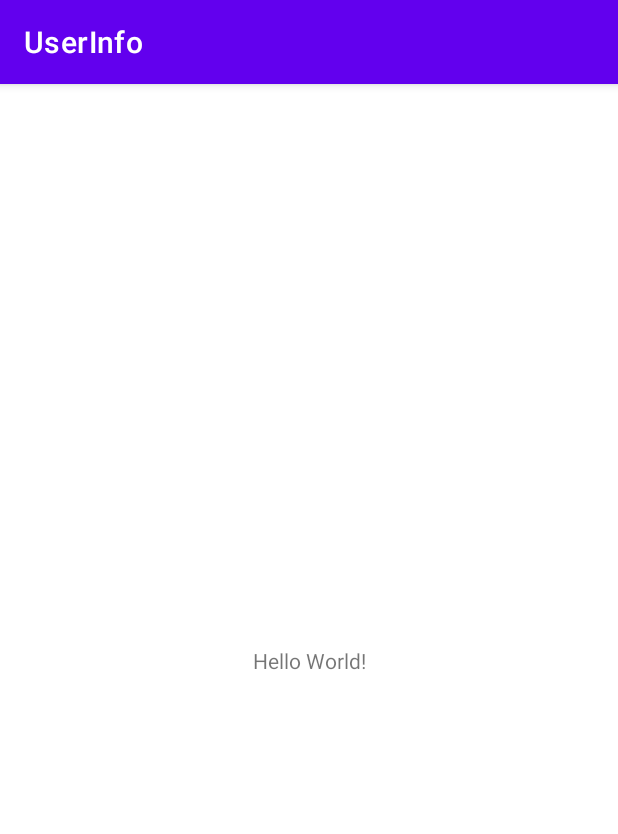
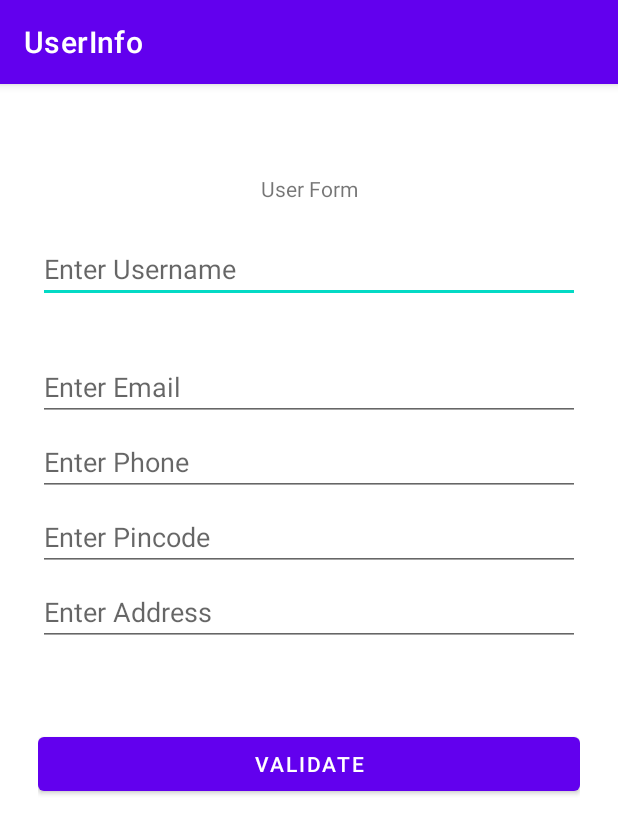
Before and after one commit to charan-ee/EE-App-UserInfo, an Android app: the screen it shows after launch (MainActivity), on a phone screen of 412 x 824 dp. Shown: the top 834 px of the screen. Run offline under Robolectric (Android 15) with nearby library versions, the phone set to English and light mode, and no system bars.

Commit message:
created a layout(skeleton) for user form

```diff
--- a/app/src/main/res/layout/activity_main.xml
+++ b/app/src/main/res/layout/activity_main.xml
@@ -4,15 +4,85 @@
     xmlns:tools="http://schemas.android.com/tools"
     android:layout_width="match_parent"
     android:layout_height="match_parent"
+    android:paddingLeft="25dp"
+    android:paddingRight="25dp"
     tools:context=".MainActivity">
 
     <TextView
+        android:id="@+id/textView"
         android:layout_width="wrap_content"
         android:layout_height="wrap_content"
-        android:text="Hello World!"
-        app:layout_constraintBottom_toBottomOf="parent"
+        android:layout_marginTop="60dp"
+        android:text="@string/tv_userform"
+        app:layout_constraintEnd_toEndOf="parent"
         app:layout_constraintLeft_toLeftOf="parent"
         app:layout_constraintRight_toRightOf="parent"
+        app:layout_constraintStart_toStartOf="parent"
         app:layout_constraintTop_toTopOf="parent" />
 
+    <EditText
+        android:id="@+id/editTextViewUserName"
+        android:layout_width="match_parent"
+        android:layout_height="wrap_content"
+        android:layout_marginTop="21dp"
+        android:hint="@string/username_hint"
+        android:inputType="text"
+        app:layout_constraintEnd_toEndOf="parent"
+        app:layout_constraintStart_toStartOf="parent"
+        app:layout_constraintTop_toBottomOf="@+id/textView" />
+
+    <EditText
+        android:id="@+id/editTextViewEmail"
+        android:layout_width="match_parent"
+        android:layout_height="wrap_content"
+        android:layout_marginTop="100dp"
+        android:hint="@string/email_hint"
+        android:inputType="textEmailAddress"
+        app:layout_constraintEnd_toEndOf="parent"
+        app:layout_constraintStart_toStartOf="parent"
+        app:layout_constraintTop_toBottomOf="@+id/textView" />
+
+    <EditText
+        android:id="@+id/editTextViewPhone"
+        android:layout_width="match_parent"
+        android:layout_height="wrap_content"
+        android:layout_marginTop="150dp"
+        android:hint="@string/phone_hint"
+        android:inputType="phone"
+        app:layout_constraintEnd_toEndOf="parent"
+        app:layout_constraintStart_toStartOf="parent"
+        app:layout_constraintTop_toBottomOf="@+id/textView" />
+
+    <EditText
+        android:id="@+id/editTextViewPincode"
+        android:layout_width="match_parent"
+        android:layout_height="wrap_content"
+        android:layout_marginTop="200dp"
+        android:hint="@string/pincode_hint"
+        android:inputType="number"
+        app:layout_constraintEnd_toEndOf="parent"
+        app:layout_constraintStart_toStartOf="parent"
+        app:layout_constraintTop_toBottomOf="@+id/textView" />
+
+    <EditText
+        android:id="@+id/editTextViewAddress"
+        android:layout_width="match_parent"
+        android:layout_height="wrap_content"
+        android:layout_marginTop="250dp"
+        android:hint="@string/address_hint"
+        android:inputType="textMultiLine"
+        android:maxLines="8"
+        app:layout_constraintEnd_toEndOf="parent"
+        app:layout_constraintStart_toStartOf="parent"
+        app:layout_constraintTop_toBottomOf="@+id/textView" />
+
+    <Button
+        android:layout_width="match_parent"
+        android:layout_height="wrap_content"
+        android:layout_marginTop="350dp"
+        app:layout_constraintEnd_toEndOf="parent"
+        android:text="@string/button_validate"
+        app:layout_constraintStart_toStartOf="parent"
+        app:layout_constraintTop_toBottomOf="@+id/textView"/>
+
 </androidx.constraintlayout.widget.ConstraintLayout>
--- a/app/src/main/res/values/strings.xml
+++ b/app/src/main/res/values/strings.xml
@@ -1,3 +1,10 @@
 <resources>
     <string name="app_name">UserInfo</string>
+    <string name="tv_userform">User Form</string>
+    <string name="username_hint">Enter Username</string>
+    <string name="email_hint">Enter Email</string>
+    <string name="phone_hint">Enter Phone</string>
+    <string name="pincode_hint">Enter Pincode</string>
+    <string name="address_hint">Enter Address</string>
+    <string name="button_validate">Validate</string>
 </resources>
```
